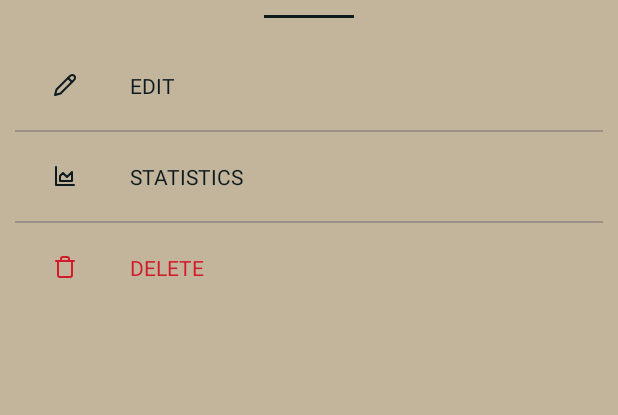
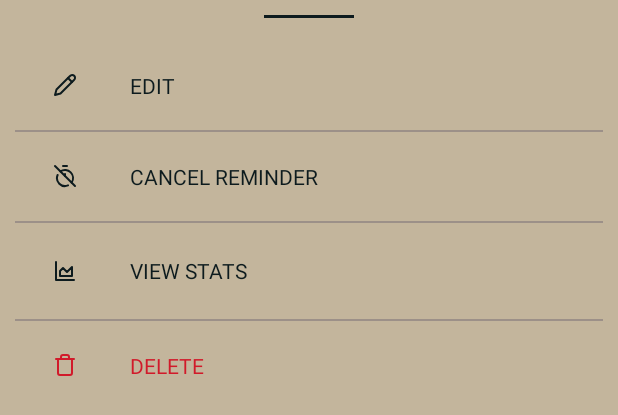
Before and after one commit to ndkshr/subroutine, an Android app: the layout habit_menu_bottom_sheet.xml on its own in the app's theme, with its tools: preview values and no code run, on a phone screen of 412 x 824 dp. Shown: the top 415 px of the screen. Run offline under Robolectric (Android 15) with nearby library versions, the phone set to English and light mode, and no system bars.

Commit message:
Adds some new features: i basically forgot what i added

```diff
--- a/app/src/main/java/me/ndkshr/subroutine/modal/local/LocalRepositoryImpl.kt
+++ b/app/src/main/java/me/ndkshr/subroutine/modal/local/LocalRepositoryImpl.kt
@@ -3,9 +3,7 @@ package me.ndkshr.subroutine.modal.local
 import kotlinx.coroutines.Dispatchers
 import kotlinx.coroutines.flow.Flow
 import kotlinx.coroutines.withContext
-import me.ndkshr.subroutine.modal.local.DailyTaskDao
 import me.ndkshr.subroutine.modal.DailyTaskDataItem
-import me.ndkshr.subroutine.modal.local.HabitDao
 import me.ndkshr.subroutine.modal.HabitDataItem
 import me.ndkshr.subroutine.modal.IRepository
 
@@ -24,7 +22,7 @@ class LocalRepositoryImpl(
 
     override suspend fun getDailyTasksForHabit(habit: HabitDataItem): List<DailyTaskDataItem> =
         withContext(Dispatchers.IO) {
-            dailyTaskDao.getAllByHabit(habit.habitId)
+            dailyTaskDao.getAllByHabit(habit.habitUUID)
         }
 
     override suspend fun insertHabit(habit: HabitDataItem) =
@@ -50,7 +48,7 @@ class LocalRepositoryImpl(
 
     override suspend fun deleteDailyTasksForHabit(habit: HabitDataItem) =
         withContext(Dispatchers.IO) {
-            dailyTaskDao.deleteHabitTasks(habit.habitId)
+            dailyTaskDao.deleteHabitTasks(habit.habitUUID)
         }
 
 }
--- a/app/src/main/java/me/ndkshr/subroutine/utlis/Constaints.kt
+++ b/app/src/main/java/me/ndkshr/subroutine/utlis/Constants.kt
@@ -2,3 +2,5 @@ package me.ndkshr.subroutine.utlis
 
 const val REMINDER_DATE_TIME_FORMAT = "dd-MM-yyyy HH:mm:ss"
 const val DAILY_TASK_DATE_TIME_FORMAT = "dd-MM-yyyy"
+const val OND_DAY_IN_MILLIS = 86400000L
+const val OND_MIN_IN_MILLIS = 60000L
--- a/app/src/main/java/me/ndkshr/subroutine/viewmodel/MainActivityViewModel.kt
+++ b/app/src/main/java/me/ndkshr/subroutine/viewmodel/MainActivityViewModel.kt
@@ -30,7 +30,7 @@ class MainActivityViewModel(
     fun getAllHabits() = viewModelScope.launch {
         localRepo.getAllHabits().collect {
             it.forEach { habit ->
-                habitTasksMap[habit.habitId] = HabitViewItem(habit, mutableListOf())
+                habitTasksMap[habit.habitUUID] = HabitViewItem(habit, mutableListOf())
             }
             delay(1000)
             getLastWeekTasks()
@@ -64,7 +64,7 @@ class MainActivityViewModel(
         for (index in 1 until (max + 1)) {
             localRepo.insertDailyTask(
                 DailyTaskDataItem(
-                    habitId = habit.habitId,
+                    habitId = habit.habitUUID,
                     dayTs = day.toString().split("T")[0],
                     dayStatus = false,
                 )
@@ -78,7 +78,7 @@ class MainActivityViewModel(
     }
 
     fun delete(habit: HabitDataItem) = viewModelScope.launch {
-        habitTasksMap.remove(habit.habitId)
+        habitTasksMap.remove(habit.habitUUID)
         localRepo.deleteHabit(habit)
     }
 }
--- /dev/null
+++ b/app/src/main/res/drawable/timer_off.xml
@@ -0,0 +1,41 @@
+<vector xmlns:android="http://schemas.android.com/apk/res/android"
+    android:width="24dp"
+    android:height="24dp"
+    android:viewportWidth="24"
+    android:viewportHeight="24">
+  <path
+      android:pathData="M10,2h4"
+      android:strokeLineJoin="round"
+      android:strokeWidth="2"
+      android:fillColor="#00000000"
+      android:strokeColor="?attr/colorPrimaryDark"
+      android:strokeLineCap="round"/>
+  <path
+      android:pathData="M4.6,11a8,8 0,0 0,1.7 8.7,8 8,0 0,0 8.7,1.7"
+      android:strokeLineJoin="round"
+      android:strokeWidth="2"
+      android:fillColor="#00000000"
+      android:strokeColor="?attr/colorPrimaryDark"
+      android:strokeLineCap="round"/>
+  <path
+      android:pathData="M7.4,7.4a8,8 0,0 1,10.3 1,8 8,0 0,1 0.9,10.2"
+      android:strokeLineJoin="round"
+      android:strokeWidth="2"
+      android:fillColor="#00000000"
+      android:strokeColor="?attr/colorPrimaryDark"
+      android:strokeLineCap="round"/>
+  <path
+      android:pathData="m2,2 l20,20"
+      android:strokeLineJoin="round"
+      android:strokeWidth="2"
+      android:fillColor="#00000000"
+      android:strokeColor="?attr/colorPrimaryDark"
+      android:strokeLineCap="round"/>
+  <path
+      android:pathData="M12,12v-2"
+      android:strokeLineJoin="round"
+      android:strokeWidth="2"
+      android:fillColor="#00000000"
+      android:strokeColor="?attr/colorPrimaryDark"
+      android:strokeLineCap="round"/>
+</vector>
--- a/app/src/main/res/layout/habit_item_view.xml
+++ b/app/src/main/res/layout/habit_item_view.xml
@@ -2,6 +2,7 @@
 <layout>
 
     <androidx.cardview.widget.CardView xmlns:android="http://schemas.android.com/apk/res/android"
+        android:id="@+id/habit_card_parent"
         xmlns:app="http://schemas.android.com/apk/res-auto"
         xmlns:tools="http://schemas.android.com/tools"
         android:layout_width="match_parent"
--- a/app/src/main/res/layout/habit_menu_bottom_sheet.xml
+++ b/app/src/main/res/layout/habit_menu_bottom_sheet.xml
@@ -1,7 +1,8 @@
 <?xml version="1.0" encoding="utf-8"?>
-<layout xmlns:app="http://schemas.android.com/apk/res-auto">
+<layout xmlns:android="http://schemas.android.com/apk/res/android"
+    xmlns:app="http://schemas.android.com/apk/res-auto">
 
-    <LinearLayout xmlns:android="http://schemas.android.com/apk/res/android"
+    <LinearLayout
         android:layout_width="match_parent"
         android:layout_height="wrap_content"
         android:orientation="vertical">
@@ -46,7 +47,7 @@
             android:layout_height="1dp" />
 
         <LinearLayout
-            android:id="@+id/stats_btn"
+            android:id="@+id/cancel_reminder"
             android:layout_width="match_parent"
             android:layout_height="wrap_content"
             android:foreground="?android:attr/selectableItemBackground"
@@ -58,13 +59,43 @@
                 android:layout_width="16dp"
                 android:layout_height="16dp"
                 android:layout_marginStart="15dp"
+                android:src="@drawable/timer_off" />
+
+            <TextView
+                android:layout_width="wrap_content"
+                android:layout_height="wrap_content"
+                android:layout_marginStart="35dp"
+                android:text="Cancel Reminder"
+                android:textAllCaps="true" />
+        </LinearLayout>
+
+        <View
+            android:background="@color/salt_box_purple"
+            android:alpha="0.4"
+            android:layout_marginHorizontal="10dp"
+            android:layout_width="match_parent"
+            android:layout_height="1dp" />
+
+        <LinearLayout
+            android:id="@+id/stats"
+            android:layout_width="match_parent"
+            android:layout_height="wrap_content"
+            android:foreground="?android:attr/selectableItemBackground"
+            android:gravity="center_vertical"
+            android:orientation="horizontal"
+            android:padding="20dp">
+
+            <ImageView
+                android:layout_width="16dp"
+                android:layout_height="wrap_content"
+                android:layout_marginStart="15dp"
                 android:src="@drawable/area_chart" />
 
             <TextView
                 android:layout_width="wrap_content"
                 android:layout_height="wrap_content"
                 android:layout_marginStart="35dp"
-                android:text="Statistics"
+                android:text="View Stats"
                 android:textAllCaps="true" />
         </LinearLayout>
 
```
Also changed, not shown: app/src/main/AndroidManifest.xml (+8 -2 lines), app/src/main/java/me/ndkshr/subroutine/modal/HabitDataItem.kt (+8 -5 lines), app/src/main/java/me/ndkshr/subroutine/notification/AlarmReceiver.kt (added, +60 -0 lines), app/src/main/java/me/ndkshr/subroutine/view/AddHabitBottomSheetFragment.kt (+62 -15 lines), app/src/main/java/me/ndkshr/subroutine/view/HabitMenuBottomSheet.kt (+20 -5 lines), app/src/main/java/me/ndkshr/subroutine/view/MainActivity.kt (+15 -0 lines).
